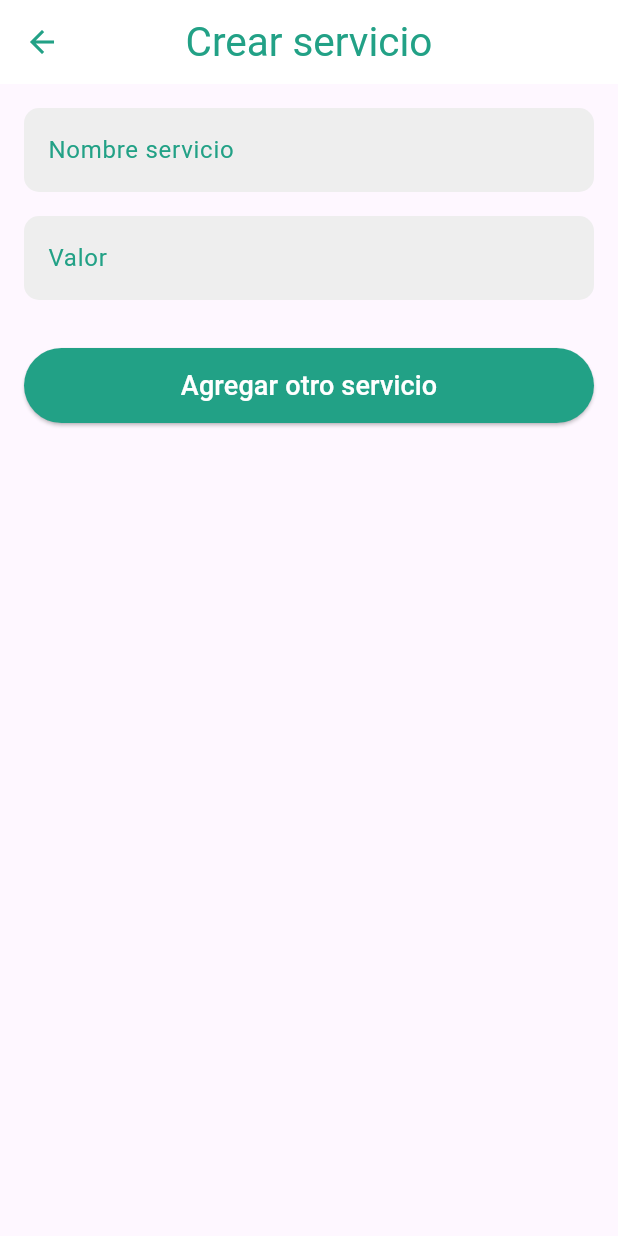
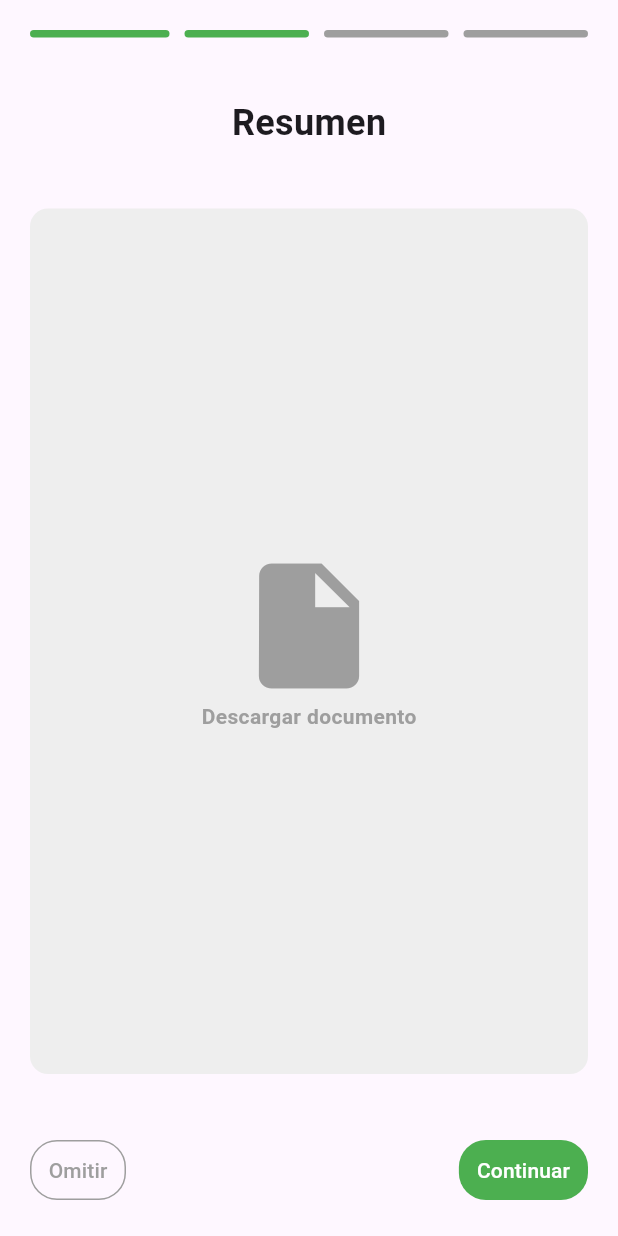
Before and after one commit to salo368/Mobile-Project-Final, a Flutter app: the screen it shows after launch, on a phone screen of 412 x 824 dp. Run offline on Flutter 3.47's test engine with Material 3 defaults, Android fonts, the phone set to English and light mode, and no system bars; our stand-ins replace get; Roboto replaces fonts that are missing (Nunito).

Commit message:
New services P is working

```diff
--- a/lib/ui/my_app.dart
+++ b/lib/ui/my_app.dart
@@ -4,6 +4,7 @@ import 'package:get/get.dart';
 import 'projects/projects_page.dart';
 import 'projects/new_project_page.dart';
 import 'projects/new_service_page.dart';
+import 'projects/new_servicep_page.dart';
 
 class MyApp extends StatefulWidget {
   const MyApp({super.key});
@@ -17,11 +18,12 @@ class _MyAppState extends State<MyApp> {
   Widget build(BuildContext context) {
     return GetMaterialApp(
       debugShowCheckedModeBanner: false,
-      initialRoute: '/newServicePage',
+      initialRoute: '/newServicePPage',
       getPages: [
         GetPage(name: '/projectsPage', page: () => const ProjectsPage()),
         GetPage(name: '/newProjectPage', page: () => const NewProjectPage()),
         GetPage(name: '/newServicePage', page: () => const CrearServicioPage()),
+        GetPage(name: '/newServicePPage', page: () => const NewServiceP()),
       ],
     );
   }
--- a/lib/ui/projects/new_service_page.dart
+++ b/lib/ui/projects/new_service_page.dart
@@ -6,7 +6,6 @@ class CrearServicioPage extends StatelessWidget {
   @override
   Widget build(BuildContext context) {
     // Define el color verde para las etiquetas y el botón
-    const Color greenColor = Color(0xFF4CAF50);
 
     return Scaffold(
       appBar: AppBar(
--- /dev/null
+++ b/lib/ui/projects/new_servicep_page.dart
@@ -0,0 +1,94 @@
+import 'package:flutter/material.dart';
+
+class NewServiceP extends StatelessWidget {
+  const NewServiceP({super.key});
+
+  @override
+  Widget build(BuildContext context) {
+    return Scaffold(
+      body: SafeArea(
+        child: Column(
+          children: <Widget>[
+            Padding(
+              padding: const EdgeInsets.all(20.0),
+              child: Row(
+                mainAxisAlignment: MainAxisAlignment.spaceBetween,
+                children: List.generate(4, (index) {
+                  return Expanded(
+                    child: Container(
+                      height: 5.0,
+                      margin: EdgeInsets.only(left: index != 0 ? 10.0 : 0),
+                      decoration: BoxDecoration(
+                        color: index < 2 ? Colors.green : Colors.grey,
+                        borderRadius: BorderRadius.circular(10),
+                      ),
+                    ),
+                  );
+                }),
+              ),
+            ),
+            const Padding(
+              padding: EdgeInsets.all(20.0),
+              child: Text('Resumen',
+                  style: TextStyle(fontSize: 24, fontWeight: FontWeight.bold)),
+            ),
+            Expanded(
+              child: Center(
+                child: Container(
+                  width: double.infinity,
+                  margin: const EdgeInsets.all(20.0),
+                  decoration: BoxDecoration(
+                    color: Colors.grey[200],
+                    borderRadius: BorderRadius.circular(12),
+                  ),
+                  child: const Column(
+                    mainAxisAlignment: MainAxisAlignment.center,
+                    children: <Widget>[
+                      Icon(Icons.insert_drive_file,
+                          size: 100, color: Colors.grey),
+                      Text('Descargar documento',
+                          style: TextStyle(
+                              color: Colors.grey, fontWeight: FontWeight.bold))
+                    ],
+                  ),
+                ),
+              ),
+            ),
+            Padding(
+              padding: const EdgeInsets.all(20.0),
+              child: Row(
+                mainAxisAlignment: MainAxisAlignment.spaceBetween,
+                children: <Widget>[
+                  TextButton(
+                    onPressed: () {},
+                    style: TextButton.styleFrom(
+                      foregroundColor: Colors.grey,
+                      shape: RoundedRectangleBorder(
+                        borderRadius: BorderRadius.circular(18.0),
+                        side: const BorderSide(color: Colors.grey),
+                      ),
+                    ),
+                    child: const Text('Omitir',
+                        style: TextStyle(color: Colors.grey)),
+                  ),
+                  TextButton(
+                    onPressed: () {},
+                    style: TextButton.styleFrom(
+                      foregroundColor: Colors.white,
+                      backgroundColor: Colors.green,
+                      shape: RoundedRectangleBorder(
+                        borderRadius: BorderRadius.circular(18.0),
+                      ),
+                    ),
+                    child: const Text('Continuar',
+                        style: TextStyle(color: Colors.white)),
+                  ),
+                ],
+              ),
+            ),
+          ],
+        ),
+      ),
+    );
+  }
+}
```
